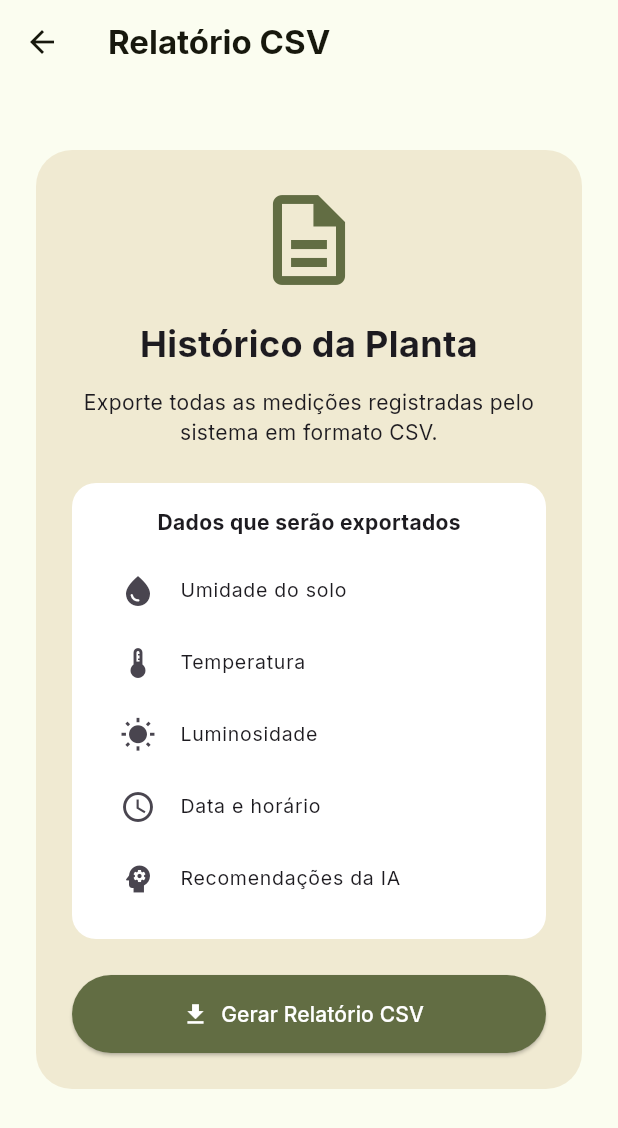
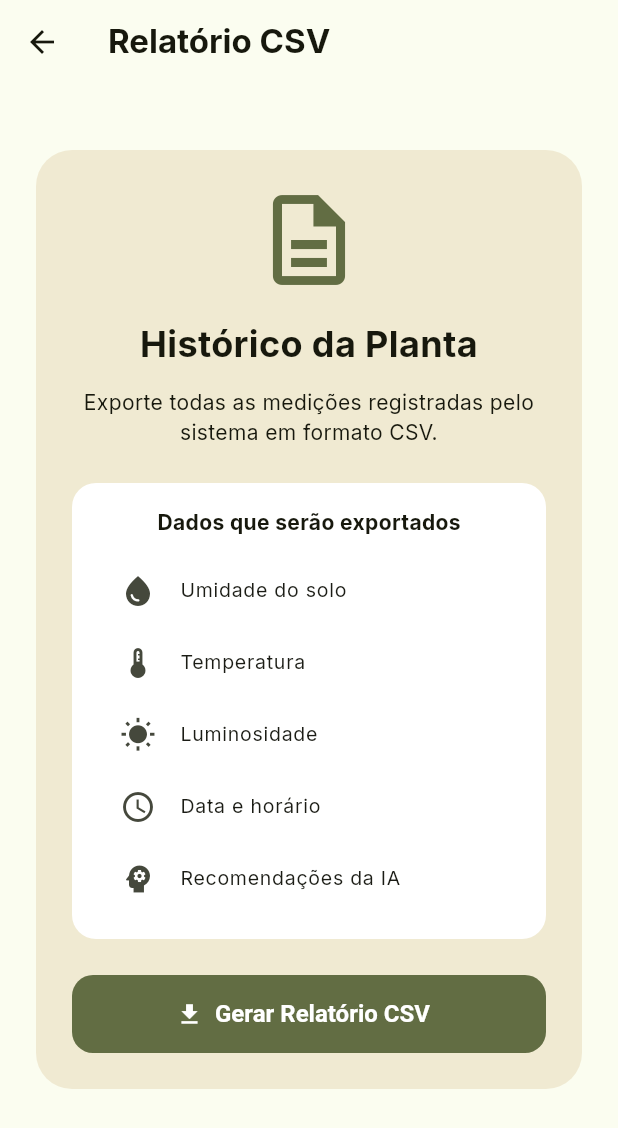
Before and after one commit to Nekozin/lumees-yapplant, a Flutter app: the TelaRelatorio screen opened by its route, on a phone screen of 412 x 824 dp. Shown: the top 1128 px of the screen. Run offline on Flutter 3.47's test engine with Material 3 defaults, Android fonts, the phone set to English and light mode, and no system bars; our stand-ins replace fl_chart, geolocator, google_fonts.

Commit message:
style(mobile): adiciona temas predefinidos e estilos para texto

```diff
--- a/mobile/lumeesyapp/lib/theme/app_theme.dart
+++ b/mobile/lumeesyapp/lib/theme/app_theme.dart
@@ -22,9 +22,111 @@ class AppTheme {
   static const Color surfaceSensor = Colors.white;
   static const Color surfaceAlert = auxDanger;
 
+  // TEMA
+
   static ThemeData lightTheme = ThemeData(
     useMaterial3: true,
-    textTheme: GoogleFonts.interTextTheme(),
+
     scaffoldBackgroundColor: mainIvory,
+
+    colorScheme: ColorScheme.fromSeed(
+      seedColor: mainGreen,
+      brightness: Brightness.light,
+    ).copyWith(
+      primary: mainGreen,
+      secondary: auxOlive,
+      surface: mainIvory,
+      error: auxDanger,
+    ),
+
+    textTheme: GoogleFonts.interTextTheme().apply(
+      bodyColor: mainDark,
+      displayColor: mainDark,
+    ),
+
+    appBarTheme: const AppBarTheme(
+      backgroundColor: mainIvory,
+      foregroundColor: mainDark,
+      elevation: 0,
+      centerTitle: false,
+      titleTextStyle: TextStyle(
+        fontFamily: 'Inter',
+        fontSize: 22,
+        fontWeight: FontWeight.bold,
+        color: mainDark,
+      ),
+    ),
+
+    elevatedButtonTheme: ElevatedButtonThemeData(
+      style: ElevatedButton.styleFrom(
+        backgroundColor: auxOlive,
+        foregroundColor: mainIvory,
+        minimumSize: const Size(double.infinity, 50),
+        elevation: 0,
+        shape: RoundedRectangleBorder(
+          borderRadius: BorderRadius.circular(14),
+        ),
+        textStyle: const TextStyle(
+          fontSize: 16,
+          fontWeight: FontWeight.w600,
+        ),
+      ),
+    ),
+
+    cardTheme: CardThemeData(
+      color: auxSand,
+      elevation: 0,
+      margin: EdgeInsets.zero,
+      shape: RoundedRectangleBorder(
+        borderRadius: BorderRadius.circular(20),
+      ),
+    ),
+
+    iconTheme: const IconThemeData(
+      color: auxOlive,
+    ),
+
+    dividerColor: auxSage,
+  );
+
+  // ESTILOS PRONTOS
+
+  static const TextStyle titleLarge = TextStyle(
+    fontSize: 28,
+    fontWeight: FontWeight.bold,
+    color: mainDark,
+  );
+
+  static const TextStyle titleMedium = TextStyle(
+    fontSize: 22,
+    fontWeight: FontWeight.bold,
+    color: mainDark,
+  );
+
+  static const TextStyle titleSmall = TextStyle(
+    fontSize: 18,
+    fontWeight: FontWeight.w600,
+    color: mainDark,
+  );
+
+  static const TextStyle bodyLarge = TextStyle(
+    fontSize: 18,
+    color: mainDark,
+  );
+
+  static const TextStyle bodyMedium = TextStyle(
+    fontSize: 16,
+    color: mainDark,
+  );
+
+  static const TextStyle bodySmall = TextStyle(
+    fontSize: 14,
+    color: mainDark,
+  );
+
+  static const TextStyle buttonText = TextStyle(
+    fontSize: 16,
+    fontWeight: FontWeight.w600,
+    color: mainIvory,
   );
 }
```
